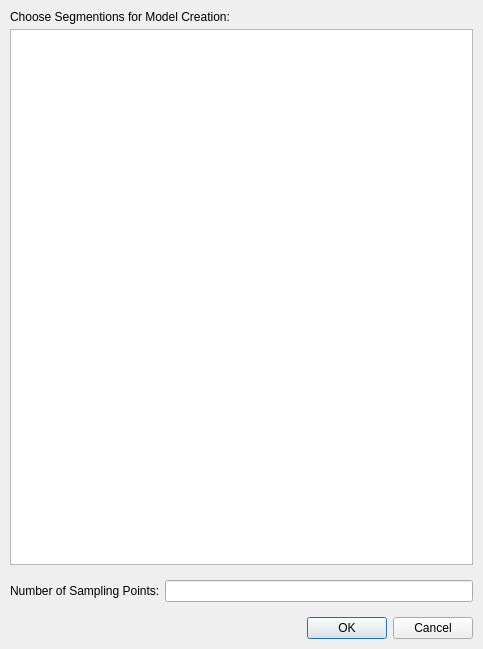
SimVascular/SimVascular, file Code/Source/Plugins/org.sv.gui.qt.modeling/src/internal/svSegSelectionWidget.ui: the form before one commit.
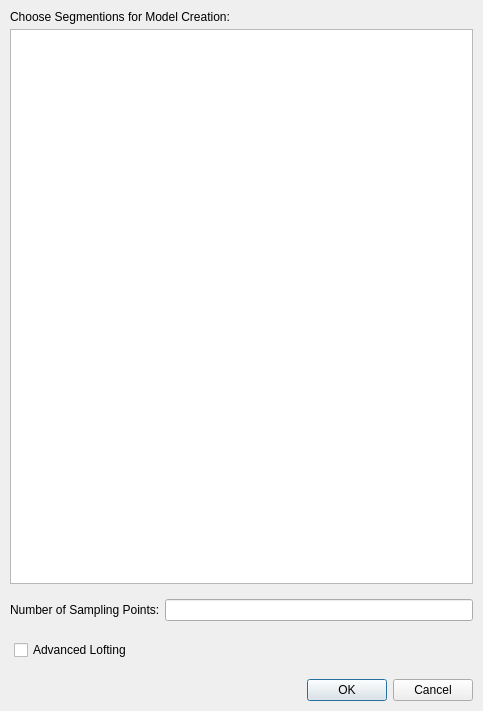
The form after the commit.

Commit message: DEV: Much progress toward integrating vtkSV NURBS c++ lofting for open source NURBS modeling

Patch:
```diff
--- a/Code/Source/Plugins/org.sv.gui.qt.modeling/src/internal/svSegSelectionWidget.ui
+++ b/Code/Source/Plugins/org.sv.gui.qt.modeling/src/internal/svSegSelectionWidget.ui
@@ -7,7 +7,7 @@
     <x>0</x>
     <y>0</y>
     <width>483</width>
-    <height>649</height>
+    <height>711</height>
    </rect>
   </property>
   <property name="contextMenuPolicy">
@@ -104,6 +104,22 @@
      </layout>
     </widget>
    </item>
+   <item>
+    <widget class="QWidget" name="widget_4" native="true">
+     <layout class="QVBoxLayout" name="verticalLayout_4">
+      <item>
+       <widget class="QCheckBox" name="advancedLoftingCheckBox">
+        <property name="text">
+         <string>Advanced Lofting</string>
+        </property>
+        <property name="checked">
+         <bool>false</bool>
+        </property>
+       </widget>
+      </item>
+     </layout>
+    </widget>
+   </item>
    <item>
     <widget class="QWidget" name="widget_2" native="true">
      <layout class="QGridLayout" name="gridLayout">
```
Left out of the diff: 4 changed lines with no effect on the pictures. The commit also changes 20 other files.
